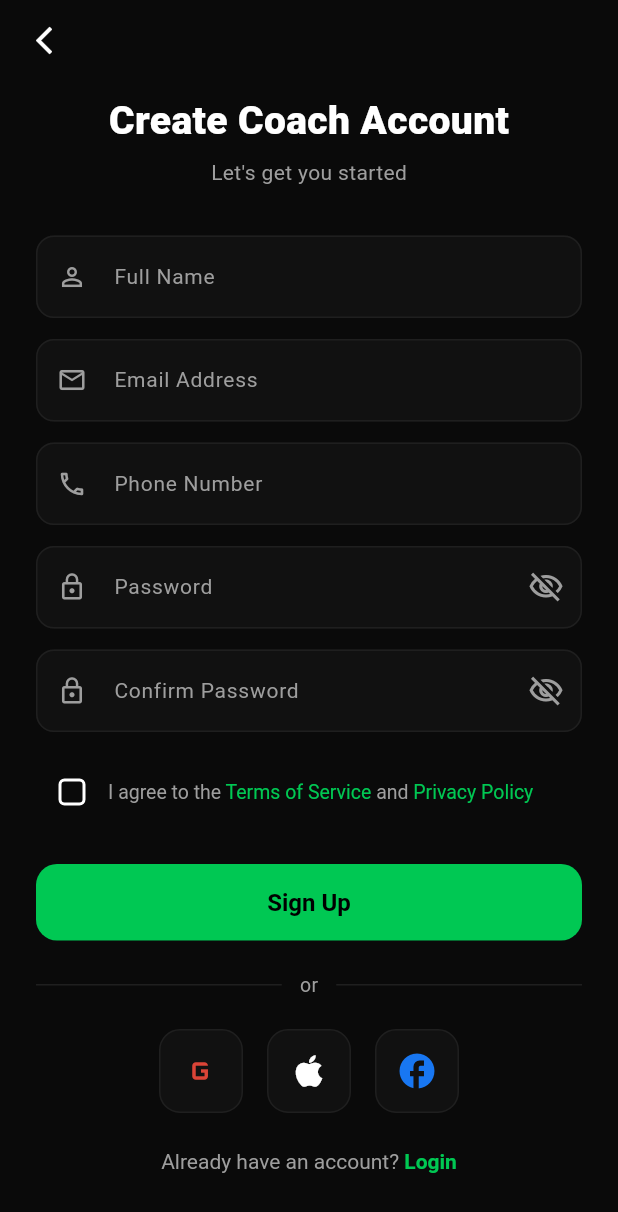
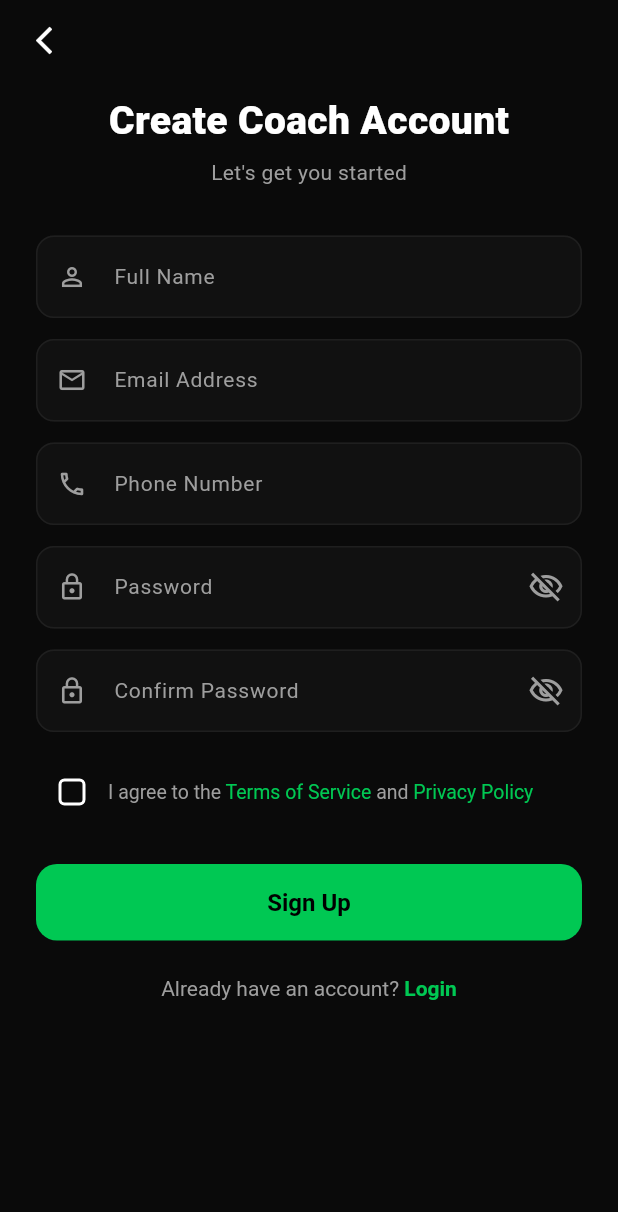
Before and after one commit to Ramyachinnu08/Sportyqo_app, a Flutter app: the CreateCoachAccountScreen screen opened directly, on a phone screen of 412 x 824 dp. Shown: the top 1212 px of the screen. Run offline on Flutter 3.47's test engine with Material 3 defaults, Android fonts, the phone set to English and light mode, and no system bars; our stand-ins replace image_picker, shared_preferences, video_player; accounts and stored records are empty; network calls fail; Roboto replaces fonts that are missing (Poppins).

Commit message:
Remove non-functional Google/Apple/Facebook social login buttons and 'or' dividers from login and coach signup

```diff
--- a/lib/screens/auth/create_coach_account_screen.dart
+++ b/lib/screens/auth/create_coach_account_screen.dart
@@ -223,47 +223,6 @@ class _CreateCoachAccountScreenState extends State<CreateCoachAccountScreen> {
                           fontSize: 16, fontWeight: FontWeight.w700)),
                 ),
               ),
-              const SizedBox(height: 20),
-              Row(
-                children: [
-                  Expanded(
-                      child: Divider(
-                          color: isDark
-                              ? AppColors.darkBorder
-                              : Colors.grey[300])),
-                  Padding(
-                    padding: const EdgeInsets.symmetric(horizontal: 12),
-                    child: Text('or',
-                        style: TextStyle(
-                            color: AppColors.textGrey, fontSize: 13)),
-                  ),
-                  Expanded(
-                      child: Divider(
-                          color: isDark
-                              ? AppColors.darkBorder
-                              : Colors.grey[300])),
-                ],
-              ),
-              const SizedBox(height: 20),
-              Row(
-                mainAxisAlignment: MainAxisAlignment.center,
-                children: [
-                  _SocialButton(
-                      icon: Icons.g_mobiledata,
-                      color: const Color(0xFFDB4437),
-                      onTap: () {}),
-                  const SizedBox(width: 16),
-                  _SocialButton(
-                      icon: Icons.apple,
-                      color: isDark ? Colors.white : Colors.black,
-                      onTap: () {}),
-                  const SizedBox(width: 16),
-                  _SocialButton(
-                      icon: Icons.facebook,
-                      color: const Color(0xFF1877F2),
-                      onTap: () {}),
-                ],
-              ),
               const SizedBox(height: 24),
               Center(
                 child: RichText(
@@ -318,31 +277,3 @@ class _CreateCoachAccountScreenState extends State<CreateCoachAccountScreen> {
     );
   }
 }
-
-class _SocialButton extends StatelessWidget {
-  final IconData icon;
-  final Color color;
-  final VoidCallback onTap;
-
-  const _SocialButton(
-      {required this.icon, required this.color, required this.onTap});
-
-  @override
-  Widget build(BuildContext context) {
-    final isDark = Theme.of(context).brightness == Brightness.dark;
-    return GestureDetector(
-      onTap: onTap,
-      child: Container(
-        width: 56,
-        height: 56,
-        decoration: BoxDecoration(
-          color: isDark ? AppColors.darkCard : Colors.white,
-          borderRadius: BorderRadius.circular(14),
-          border: Border.all(
-              color: isDark ? AppColors.darkBorder : Colors.grey[300]!),
-        ),
-        child: Icon(icon, color: color, size: 28),
-      ),
-    );
-  }
-}
```
Also changed, not shown: lib/screens/auth/login_screen.dart (+0 -73 lines).
